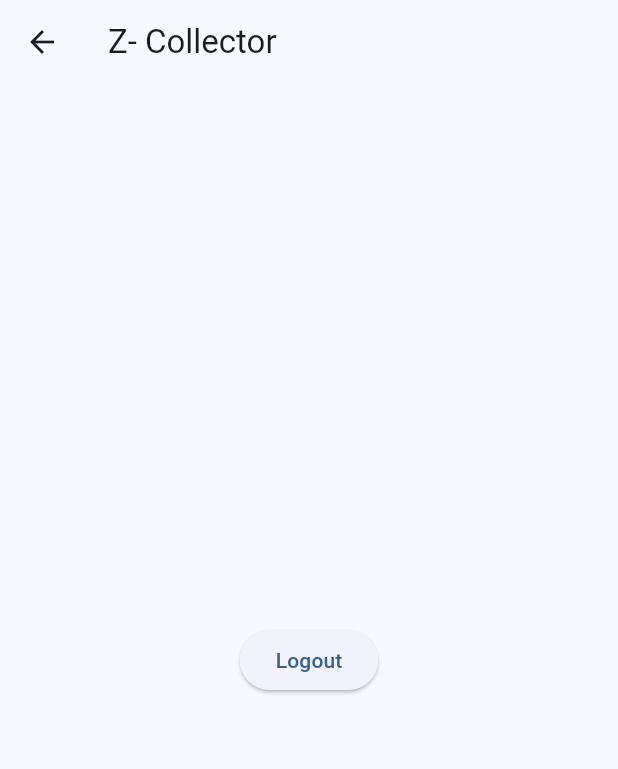
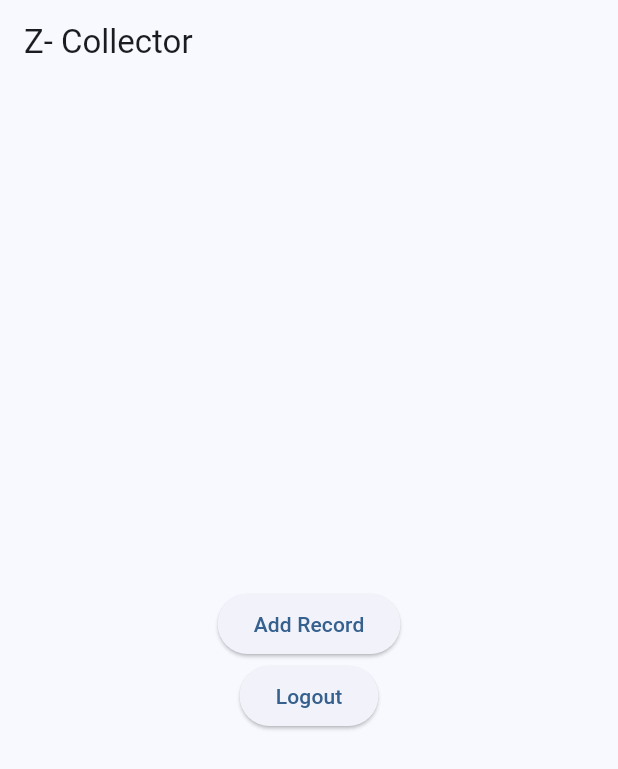
Before and after one commit to kdsuneraavinash/z-collector-app, a Flutter app: the HomePage screen opened by its route, on a phone screen of 412 x 824 dp. Shown: the top 769 px of the screen. Run offline on Flutter 3.47's test engine with Material 2 defaults, Android fonts, the phone set to English and light mode, and no system bars; our stand-ins replace beamer, cloud_firestore, firebase_auth, firebase_core, flutter_form_builder, form_builder_validators and 1 more; accounts and stored records are empty; network calls fail.

Commit message:
Fix navigation issues

```diff
--- a/lib/main.dart
+++ b/lib/main.dart
@@ -1,12 +1,11 @@
-import 'package:cloud_firestore/cloud_firestore.dart';
+import 'package:beamer/beamer.dart';
 import 'package:firebase_auth/firebase_auth.dart';
 import 'package:flutter/material.dart';
 import 'package:form_builder_validators/localization/l10n.dart';
 import 'package:hooks_riverpod/hooks_riverpod.dart';
-import 'package:z_collector_app/models/project.dart';
-import 'package:z_collector_app/views/helpers/route_generator.dart';
+import 'package:z_collector_app/views/helpers/app_router.dart';
+import 'package:firebase_core/firebase_core.dart';
 import 'package:z_collector_app/views/home.dart';
-import 'package:firebase_core/firebase_core.dart';
 import 'package:z_collector_app/views/login.dart';
 import 'package:z_collector_app/views/records/add_record.dart';
 import 'package:z_collector_app/views/register.dart';
@@ -21,13 +20,34 @@ void main() async {
 
 class MyApp extends StatelessWidget {
   final bool loggedIn;
+  late final BeamerDelegate routerDelegate;
 
-  const MyApp({Key? key, required this.loggedIn}) : super(key: key);
+  MyApp({Key? key, required this.loggedIn}) : super(key: key) {
+    routerDelegate = BeamerDelegate(
+      initialPath: loggedIn ? '/home' : '/login',
+      locationBuilder: RoutesLocationBuilder(
+        routes: {
+          '/home': (context, state, data) => const HomePage(),
+          '/login': (context, state, data) => const LoginPage(),
+          '/register': (context, state, data) => const RegisterPage(),
+          '/project/:projectId/record/add': (context, state, data) {
+            final projectId = state.pathParameters['projectId']!;
+            return BeamPage(
+              key: ValueKey(projectId),
+              title: projectId,
+              popToNamed: '/',
+              child: AddRecordPage(projectId: projectId),
+            );
+          }
+        },
+      ),
+    );
+  }
 
   @override
   Widget build(BuildContext context) {
     return ProviderScope(
-      child: MaterialApp(
+      child: MaterialApp.router(
         debugShowCheckedModeBanner: false,
         localizationsDelegates: const [
           FormBuilderLocalizations.delegate,
@@ -37,8 +57,8 @@ class MyApp extends StatelessWidget {
           colorScheme: ColorScheme.fromSeed(seedColor: Colors.blue),
           useMaterial3: true,
         ),
-        onGenerateRoute: RouteGenerator.generateRoute,
-        initialRoute: loggedIn ? '/home' : '/login',
+        routeInformationParser: BeamerParser(),
+        routerDelegate: routerDelegate,
       ),
     );
   }
--- a/lib/views/helpers/route_generator.dart
+++ /dev/null
@@ -1,29 +0,0 @@
-import 'package:flutter/material.dart';
-import 'package:z_collector_app/views/home.dart';
-import 'package:z_collector_app/views/login.dart';
-import 'package:z_collector_app/views/records/add_record.dart';
-import 'package:z_collector_app/views/register.dart';
-
-class RouteGenerator {
-  static Route<dynamic> generateRoute(RouteSettings settings) {
-    return MaterialPageRoute(builder: generatePageBuilder(settings));
-  }
-
-  static WidgetBuilder generatePageBuilder(RouteSettings settings) {
-    final args = settings.arguments ?? [];
-    if (args is! List) {
-      return (_) => const LoginPage();
-    }
-
-    switch (settings.name) {
-      case '/home':
-        return (_) => const HomePage();
-      case '/register':
-        return (_) => const RegisterPage();
-      case '/records/add':
-        return (_) => AddRecordPage(projectId: args[0]);
-      default:
-        return (_) => const LoginPage();
-    }
-  }
-}
--- a/lib/views/helpers/snackbar_messages.dart
+++ b/lib/views/helpers/snackbar_messages.dart
@@ -3,15 +3,14 @@ import 'package:flutter/material.dart';
 void showErrorMessage(BuildContext context, String message) {
   ScaffoldMessenger.of(context).showSnackBar(
     SnackBar(
-        content: const Text('Form cannot be submitted!'),
-        backgroundColor: Theme.of(context).errorColor),
+        content: Text(message), backgroundColor: Theme.of(context).errorColor),
   );
 }
 
 void showSuccessMessage(BuildContext context, String message) {
   ScaffoldMessenger.of(context).showSnackBar(
     SnackBar(
-        content: const Text('Form cannot be submitted!'),
+        content: Text(message),
         backgroundColor: Theme.of(context).primaryColor),
   );
 }
--- a/lib/views/home.dart
+++ b/lib/views/home.dart
@@ -1,5 +1,6 @@
 import 'package:firebase_auth/firebase_auth.dart';
 import 'package:flutter/material.dart';
+import 'package:beamer/beamer.dart';
 
 class HomePage extends StatelessWidget {
   const HomePage({Key? key}) : super(key: key);
@@ -11,12 +12,24 @@ class HomePage extends StatelessWidget {
         title: const Text("Z- Collector"),
       ),
       body: Center(
-        child: ElevatedButton(
-          child: const Text("Logout"),
-          onPressed: () async {
-            await FirebaseAuth.instance.signOut();
-            Navigator.popAndPushNamed(context, '/login');
-          },
+        child: Column(
+          mainAxisSize: MainAxisSize.min,
+          children: [
+            ElevatedButton(
+              child: const Text("Add Record"),
+              onPressed: () {
+                Beamer.of(context)
+                    .beamToNamed('/project/k5KTXwyilMpQDH28w3An/record/add');
+              },
+            ),
+            ElevatedButton(
+              child: const Text("Logout"),
+              onPressed: () async {
+                await FirebaseAuth.instance.signOut();
+                Beamer.of(context).beamToNamed('/login');
+              },
+            ),
+          ],
         ),
       ),
     );
--- a/lib/views/login.dart
+++ b/lib/views/login.dart
@@ -3,6 +3,7 @@ import 'package:flutter/material.dart';
 import 'package:flutter_form_builder/flutter_form_builder.dart';
 import 'package:form_builder_validators/form_builder_validators.dart';
 import 'package:hooks_riverpod/hooks_riverpod.dart';
+import 'package:beamer/beamer.dart';
 import 'package:z_collector_app/providers/progress_provider.dart';
 import 'package:z_collector_app/views/helpers/snackbar_messages.dart';
 import 'package:z_collector_app/views/helpers/progress_overlay.dart';
@@ -88,7 +89,7 @@ class LoginPageForm extends ConsumerWidget {
   }
 
   void _handleRegister(BuildContext context) {
-    Navigator.popAndPushNamed(context, '/register');
+    Beamer.of(context).beamToNamed('/register');
   }
 
   void _handleSubmit(BuildContext context, WidgetRef ref) async {
@@ -104,7 +105,7 @@ class LoginPageForm extends ConsumerWidget {
     try {
       await FirebaseAuth.instance
           .signInWithEmailAndPassword(email: email, password: password);
-      Navigator.popAndPushNamed(context, '/home');
+      Beamer.of(context).beamToNamed('/home');
     } on FirebaseAuthException catch (e) {
       showErrorMessage(context, e.message ?? 'Something went wrong!');
     } catch (e) {
--- a/lib/views/register.dart
+++ b/lib/views/register.dart
@@ -4,6 +4,7 @@ import 'package:flutter/material.dart';
 import 'package:flutter_form_builder/flutter_form_builder.dart';
 import 'package:form_builder_validators/form_builder_validators.dart';
 import 'package:hooks_riverpod/hooks_riverpod.dart';
+import 'package:beamer/beamer.dart';
 import 'package:z_collector_app/models/user.dart';
 import 'package:z_collector_app/providers/progress_provider.dart';
 import 'package:z_collector_app/views/helpers/snackbar_messages.dart';
@@ -118,7 +119,7 @@ class RegisterPageForm extends ConsumerWidget {
   }
 
   void _handleLogin(BuildContext context) {
-    Navigator.popAndPushNamed(context, '/login');
+    Beamer.of(context).beamToNamed('/login');
   }
 
   void _handleSubmit(BuildContext context, WidgetRef ref) async {
@@ -140,7 +141,7 @@ class RegisterPageForm extends ConsumerWidget {
           .collection('users')
           .doc(credential.user?.uid)
           .set(user.toJson());
-      Navigator.popAndPushNamed(context, '/home');
+      Beamer.of(context).beamToNamed('/home');
     } on FirebaseAuthException catch (e) {
       showErrorMessage(context, e.message ?? 'Something went wrong!');
     } catch (e) {
--- a/pubspec.yaml
+++ b/pubspec.yaml
@@ -41,6 +41,7 @@ dependencies:
   cloud_firestore: ^3.1.7
   hooks_riverpod: ^1.0.3
   json_annotation: ^4.4.0
+  beamer: ^1.3.0
 
 dev_dependencies:
   flutter_test:
```
Also changed, not shown: lib/views/helpers/app_router.dart (added, +30 -0 lines), lib/views/records/add_record.dart (+5 -5 lines), pubspec.lock, 1 other file.
